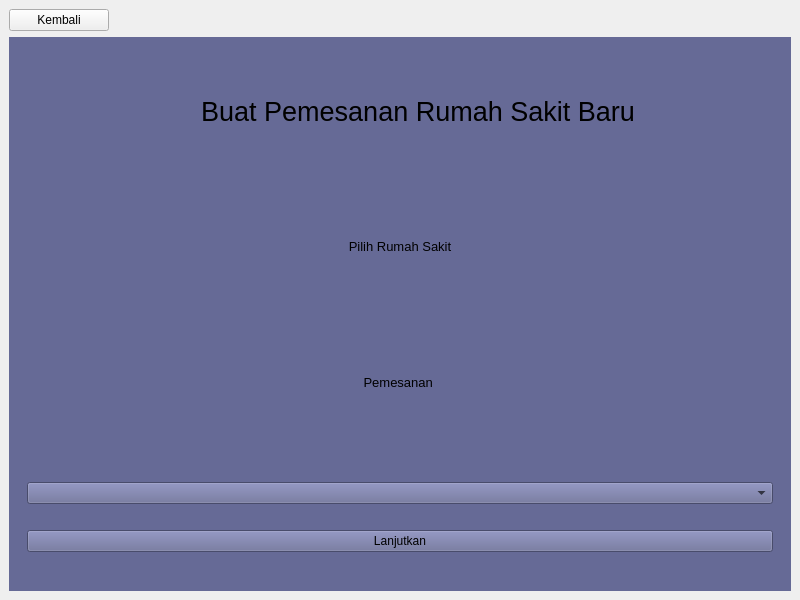
Old version of the form src/PesanRumahSakit.ui in the repository raihanastrada/rpl-sistem-corona.
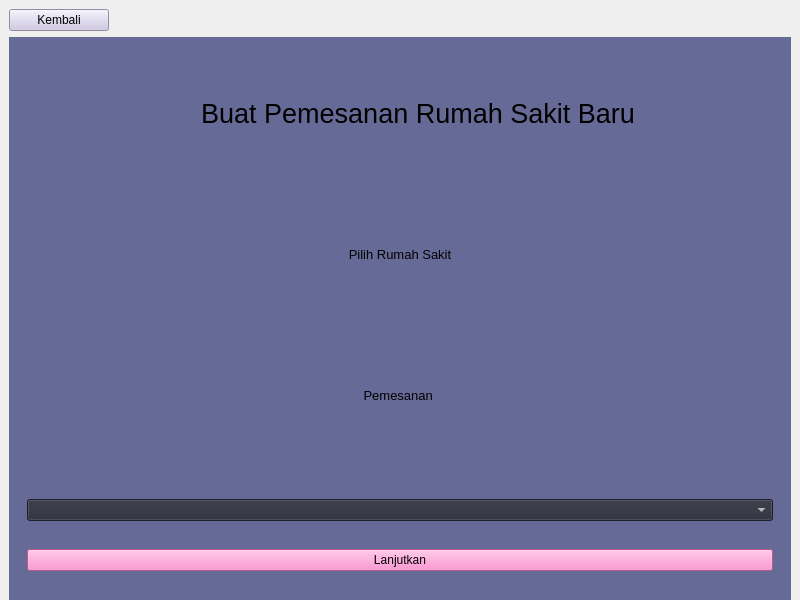
New version of the form. The open tabs and pages were chosen to show the change.

The edit to the form file:
```diff
--- a/src/PesanRumahSakit.ui
+++ b/src/PesanRumahSakit.ui
@@ -520,6 +520,8 @@
      <widget class="QWidget" name="page_2">
       <layout class="QGridLayout" name="gridLayout_4">
        <item row="0" column="0">
+        <layout class="QVBoxLayout" name="verticalLayout_3">
+         <item>
         <widget class="QPushButton" name="btn_back1">
          <property name="minimumSize">
           <size>
@@ -536,6 +538,7 @@
          <property name="styleSheet">
           <string notr="true">QPushButton {
 	color: black;
+background-color: #cbc3e3
 }</string>
          </property>
          <property name="text">
@@ -543,8 +546,14 @@
          </property>
         </widget>
        </item>
-       <item row="1" column="0">
+         <item>
         <widget class="QWidget" name="widget_4" native="true">
+           <property name="minimumSize">
+            <size>
+             <width>750</width>
+             <height>575</height>
+            </size>
+           </property>
          <property name="palette">
           <palette>
            <active>
@@ -963,8 +972,8 @@
          <property name="styleSheet">
           <string notr="true">background-color: #666a96;</string>
          </property>
-         <layout class="QVBoxLayout" name="verticalLayout_3">
-          <item>
+           <layout class="QGridLayout" name="gridLayout_6">
+            <item row="0" column="0">
            <widget class="QLabel" name="label_1">
             <property name="minimumSize">
              <size>
@@ -988,7 +997,7 @@
             </property>
            </widget>
           </item>
-          <item>
+            <item row="1" column="0">
            <widget class="QLabel" name="label_2">
             <property name="font">
              <font>
@@ -1003,7 +1012,7 @@
             </property>
            </widget>
           </item>
-          <item>
+            <item row="2" column="0">
            <widget class="QLabel" name="label_5">
             <property name="font">
              <font>
@@ -1018,14 +1027,22 @@
             </property>
            </widget>
           </item>
-          <item>
+            <item row="3" column="0">
            <widget class="QWidget" name="widget_5" native="true">
             <layout class="QVBoxLayout" name="verticalLayout_4">
              <item>
-              <widget class="QComboBox" name="rs_pick"/>
+                <widget class="QComboBox" name="rs_pick">
+                 <property name="styleSheet">
+                  <string notr="true">background-color: #282a36;
+color: rgb(255, 255, 255)</string>
+                 </property>
+                </widget>
              </item>
              <item>
               <widget class="QPushButton" name="btn_rspick">
+                 <property name="styleSheet">
+                  <string notr="true">background-color: #ff79c6</string>
+                 </property>
                <property name="text">
                 <string>Lanjutkan</string>
                </property>
@@ -1038,6 +1055,8 @@
         </widget>
        </item>
       </layout>
+       </item>
+      </layout>
      </widget>
      <widget class="QWidget" name="page_3">
       <layout class="QGridLayout" name="gridLayout_5">
```
Left out of the diff: 9 changed lines with no effect on the pictures. Lines whose indentation alone changed are shown as unchanged.
